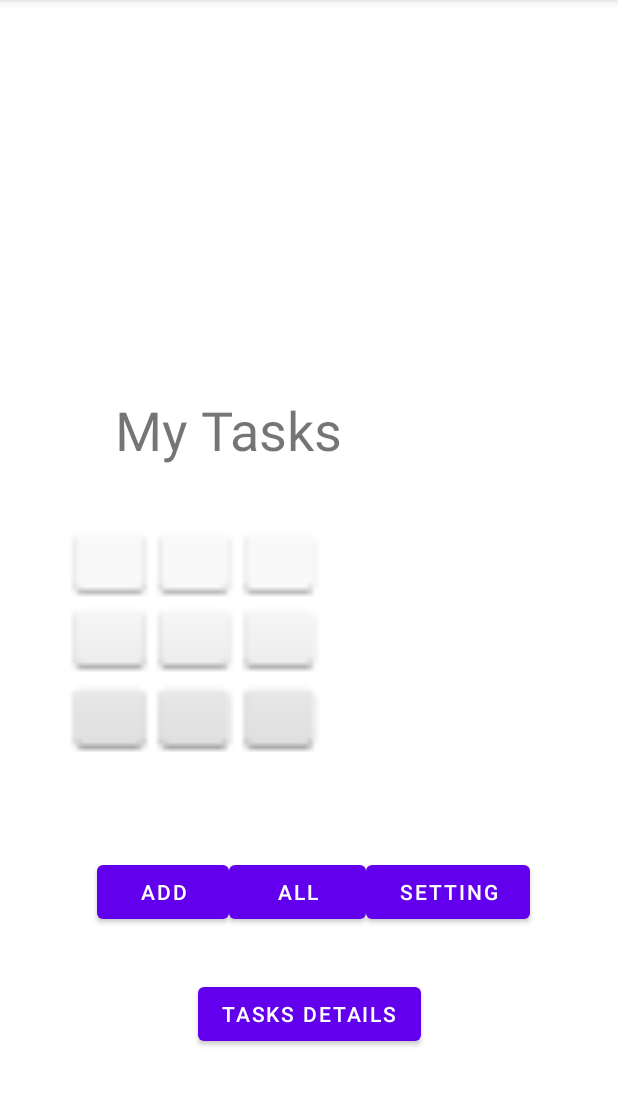
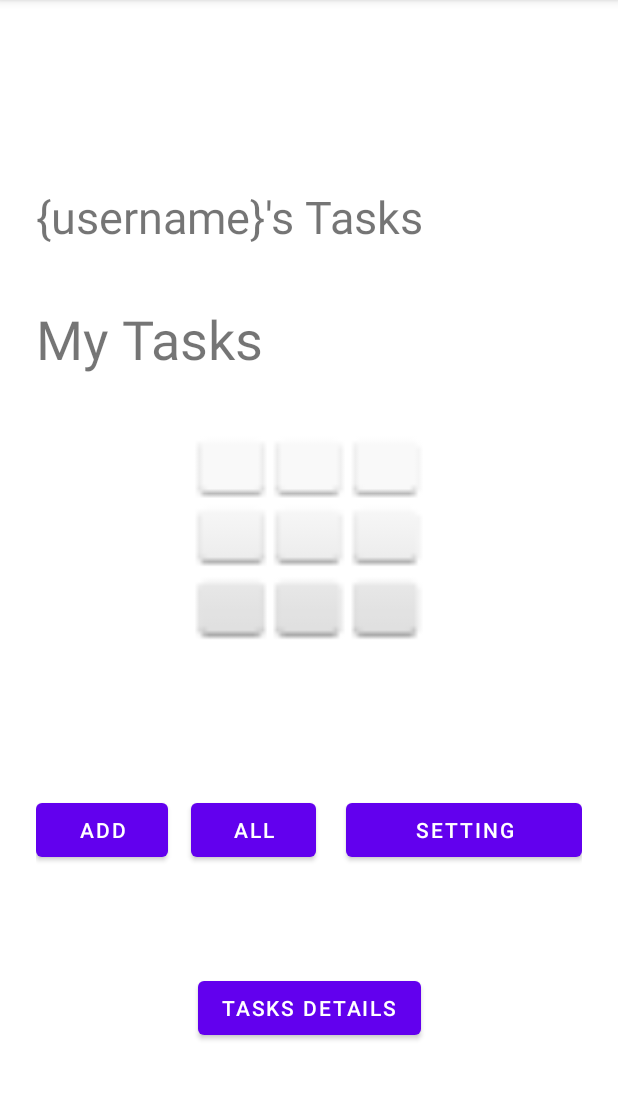
Before and after one commit to anassawalha95/taskmaster, an Android app: the screen it shows after launch (MainActivity), on a phone screen of 412 x 824 dp, the part 84-1190 px from its top. Run offline under Robolectric (Android 15) with nearby library versions, the phone set to English and light mode, and no system bars.

Commit message:
updates for lab27

```diff
--- a/app/src/main/java/com/example/taskmaster/MainActivity.java
+++ b/app/src/main/java/com/example/taskmaster/MainActivity.java
@@ -23,7 +23,7 @@ public class MainActivity extends AppCompatActivity  {
 
         SharedPreferences spref = PreferenceManager.getDefaultSharedPreferences(getApplicationContext());
 
-        welcome_msg.setText(spref.getString("Username",""));
+        welcome_msg.setText("{"+ spref.getString("Username","username")+"}'s Tasks");
 
     }
 
@@ -36,7 +36,7 @@ public class MainActivity extends AppCompatActivity  {
 
         SharedPreferences spref = PreferenceManager.getDefaultSharedPreferences(getApplicationContext());
 
-        welcome_msg.setText(spref.getString("Username",""));
+        welcome_msg.setText("{"+ spref.getString("Username","username")+"}'s Tasks");
     }
 
     public void renderAddTaskView(View view) {
--- a/app/src/main/res/layout/activity_main.xml
+++ b/app/src/main/res/layout/activity_main.xml
@@ -8,66 +8,81 @@
 
     <TextView
         android:id="@+id/textView9"
-        android:layout_width="262dp"
+        android:layout_width="0dp"
         android:layout_height="53dp"
-        android:layout_marginBottom="24dp"
+        android:layout_marginStart="24dp"
+        android:layout_marginLeft="24dp"
+        android:layout_marginTop="24dp"
+        android:layout_marginEnd="24dp"
+        android:layout_marginRight="24dp"
         android:text="My Tasks"
         android:textColorLink="#000000"
         android:textSize="36sp"
-        app:layout_constraintBottom_toTopOf="@+id/imageView"
         app:layout_constraintEnd_toEndOf="parent"
         app:layout_constraintHorizontal_bias="0.51"
         app:layout_constraintLeft_toLeftOf="parent"
         app:layout_constraintRight_toRightOf="parent"
-        app:layout_constraintStart_toStartOf="parent" />
+        app:layout_constraintStart_toStartOf="parent"
+        app:layout_constraintTop_toBottomOf="@+id/welcome_msg" />
 
     <TextView
         android:id="@+id/welcome_msg"
-        android:layout_width="262dp"
+        android:layout_width="0dp"
         android:layout_height="53dp"
-        android:layout_marginTop="88dp"
+        android:layout_marginStart="24dp"
+        android:layout_marginLeft="24dp"
+        android:layout_marginTop="124dp"
+        android:layout_marginEnd="24dp"
+        android:layout_marginRight="24dp"
         android:textAllCaps="false"
         android:textSize="30sp"
-        app:layout_constraintBottom_toTopOf="@+id/textView9"
         app:layout_constraintEnd_toEndOf="parent"
-        app:layout_constraintHorizontal_bias="0.496"
+        app:layout_constraintHorizontal_bias="1.0"
         app:layout_constraintStart_toStartOf="parent"
-        app:layout_constraintTop_toTopOf="parent"
-        app:layout_constraintVertical_bias="0.0" />
+        app:layout_constraintTop_toTopOf="parent" />
 
     <LinearLayout
         android:id="@+id/linearLayout"
-        android:layout_width="362dp"
-        android:layout_height="49dp"
-        android:layout_marginBottom="32dp"
+        android:layout_width="0dp"
+        android:layout_height="wrap_content"
+        android:layout_marginStart="24dp"
+        android:layout_marginLeft="24dp"
+        android:layout_marginTop="24dp"
+        android:layout_marginEnd="24dp"
+        android:layout_marginRight="24dp"
         android:orientation="horizontal"
         app:layout_constraintBottom_toTopOf="@+id/task_details"
         app:layout_constraintEnd_toEndOf="parent"
-        app:layout_constraintHorizontal_bias="0.489"
-        app:layout_constraintStart_toStartOf="parent">
+        app:layout_constraintHorizontal_bias="0.0"
+        app:layout_constraintStart_toStartOf="parent"
+        app:layout_constraintTop_toBottomOf="@+id/imageView">
 
         <Button
             android:id="@+id/button"
             android:layout_width="wrap_content"
             android:layout_height="wrap_content"
-            android:layout_marginStart="40dp"
-            android:layout_marginLeft="40dp"
+            android:baselineAligned="false"
             android:onClick="renderAddTaskView"
             android:text="Add" />
 
         <Button
             android:id="@+id/button2"
-            android:layout_width="91dp"
-            android:layout_height="wrap_content"
+            android:layout_width="wrap_content"
+            android:layout_height="match_parent"
+            android:layout_marginStart="15dp"
+            android:layout_marginLeft="15dp"
+            android:layout_marginEnd="15dp"
+            android:layout_marginRight="15dp"
+            android:baselineAligned="false"
+            android:insetRight="5dp"
             android:onClick="renderAllTasksView"
             android:text="All" />
 
         <Button
             android:id="@+id/setting"
-            android:layout_width="109dp"
-            android:layout_height="wrap_content"
-            android:layout_marginEnd="36dp"
-            android:layout_marginRight="36dp"
+            android:layout_width="wrap_content"
+            android:layout_height="match_parent"
+            android:layout_weight="1"
             android:onClick="renderSettingView"
             android:text="Setting" />
     </LinearLayout>
@@ -76,7 +91,11 @@
         android:id="@+id/task_details"
         android:layout_width="wrap_content"
         android:layout_height="wrap_content"
-        android:layout_marginBottom="68dp"
+        android:layout_marginStart="24dp"
+        android:layout_marginLeft="24dp"
+        android:layout_marginEnd="24dp"
+        android:layout_marginRight="24dp"
+        android:layout_marginBottom="72dp"
         android:onClick="renderTaskDetailsView"
         android:text="Tasks Details"
         app:layout_constraintBottom_toBottomOf="parent"
@@ -85,11 +104,17 @@
 
     <ImageView
         android:id="@+id/imageView"
-        android:layout_width="260dp"
-        android:layout_height="171dp"
-        android:layout_marginBottom="60dp"
-        app:layout_constraintBottom_toTopOf="@+id/linearLayout"
-        app:srcCompat="@android:drawable/ic_dialog_dialer"
-        tools:layout_editor_absoluteX="76dp" />
+        android:layout_width="0dp"
+        android:layout_height="156dp"
+        android:layout_marginStart="24dp"
+        android:layout_marginLeft="24dp"
+        android:layout_marginTop="24dp"
+        android:layout_marginEnd="24dp"
+        android:layout_marginRight="24dp"
+        app:layout_constraintEnd_toEndOf="parent"
+        app:layout_constraintHorizontal_bias="0.5"
+        app:layout_constraintStart_toStartOf="parent"
+        app:layout_constraintTop_toBottomOf="@+id/textView9"
+        app:srcCompat="@android:drawable/ic_dialog_dialer" />
 
 </androidx.constraintlayout.widget.ConstraintLayout>
```
Also changed, not shown: app/src/main/res/layout/activity_add_task.xml (+56 -33 lines), app/src/main/res/layout/activity_all_tasks.xml (+14 -4 lines), app/src/main/res/layout/activity_settings.xml (+26 -15 lines), app/src/main/res/layout/activity_task_detail.xml (+20 -9 lines).
